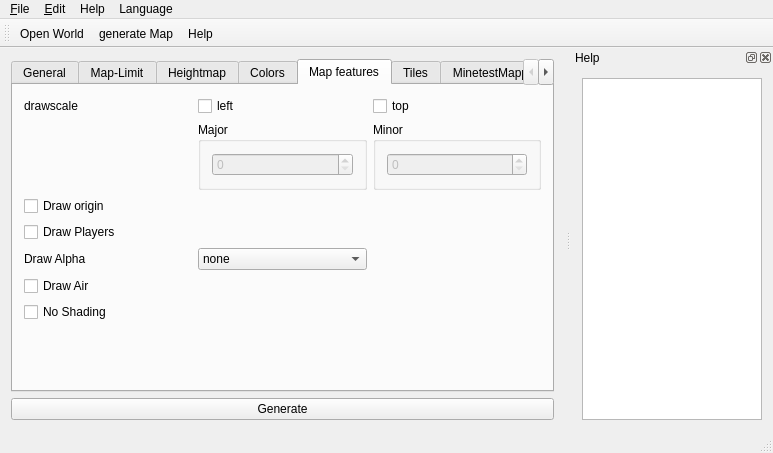
Before: the Qt Designer form mainwindow.ui in AirSThib/MinetestMapperGUI, drawn with Qt 5.
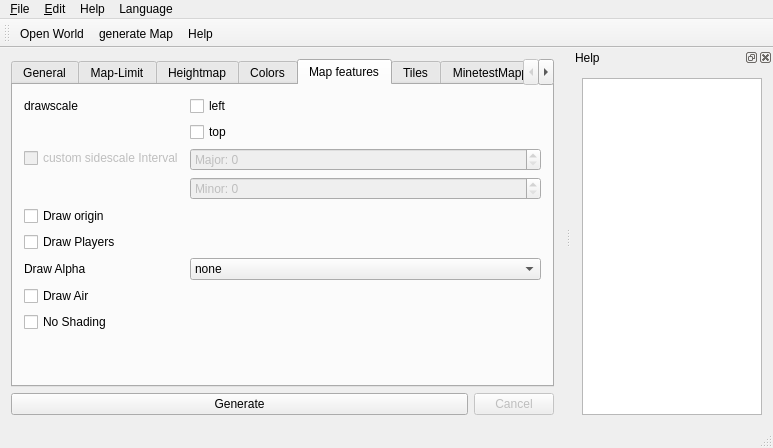
After: the same form once the commit is applied. The open tabs and pages were chosen to show the change. Icons and pictures are not drawn.

The edit to the form file:
```diff
--- a/mainwindow.ui
+++ b/mainwindow.ui
@@ -7,7 +7,7 @@
     <x>0</x>
     <y>0</y>
     <width>760</width>
-    <height>453</height>
+    <height>424</height>
    </rect>
   </property>
   <property name="windowTitle">
@@ -27,9 +27,6 @@
         <height>0</height>
        </size>
       </property>
-      <property name="tabShape">
-       <enum>QTabWidget::Rounded</enum>
-      </property>
       <property name="currentIndex">
        <number>0</number>
       </property>
@@ -1302,8 +1299,62 @@
        <attribute name="title">
         <string>Map features</string>
        </attribute>
-       <layout class="QGridLayout" name="gridLayout_5">
+       <layout class="QFormLayout" name="formLayout">
+        <item row="0" column="0">
+         <widget class="QLabel" name="label_9">
+          <property name="statusTip">
+           <string>Draw a scale on the left and/or top edge</string>
+          </property>
+          <property name="text">
+           <string>drawscale</string>
+          </property>
+         </widget>
+        </item>
+        <item row="0" column="1">
+         <widget class="QCheckBox" name="drawScaleLeft">
+          <property name="text">
+           <string>left</string>
+          </property>
+         </widget>
+        </item>
+        <item row="1" column="1">
+         <widget class="QCheckBox" name="drawScaleTop">
+          <property name="text">
+           <string>top</string>
+          </property>
+         </widget>
+        </item>
         <item row="2" column="0">
+         <widget class="QCheckBox" name="sidescaleInterval">
+          <property name="enabled">
+           <bool>false</bool>
+          </property>
+          <property name="text">
+           <string>custom sidescale Interval</string>
+          </property>
+         </widget>
+        </item>
+        <item row="2" column="1">
+         <widget class="QSpinBox" name="sidescaleIntervalMajor">
+          <property name="enabled">
+           <bool>false</bool>
+          </property>
+          <property name="prefix">
+           <string>Major: </string>
+          </property>
+         </widget>
+        </item>
+        <item row="3" column="1">
+         <widget class="QSpinBox" name="sidescaleIntervalMinor">
+          <property name="enabled">
+           <bool>false</bool>
+          </property>
+          <property name="prefix">
+           <string>Minor: </string>
+          </property>
+         </widget>
+        </item>
+        <item row="4" column="0">
          <widget class="QCheckBox" name="drawOrigin">
           <property name="statusTip">
            <string> Draw a circle at the origin (0,0) on the map</string>
@@ -1313,7 +1364,7 @@
           </property>
          </widget>
         </item>
-        <item row="3" column="0">
+        <item row="5" column="0">
          <widget class="QCheckBox" name="drawPlayers">
           <property name="statusTip">
            <string>Draw circles at player positions on the map</string>
@@ -1323,73 +1374,14 @@
           </property>
          </widget>
         </item>
-        <item row="0" column="2">
-         <widget class="QCheckBox" name="drawScaleTop">
-          <property name="text">
-           <string>top</string>
-          </property>
-         </widget>
-        </item>
-        <item row="5" column="0">
-         <widget class="QCheckBox" name="drawAir">
-          <property name="statusTip">
-           <string>Draw air nodes (read the warnings first!)</string>
-          </property>
-          <property name="text">
-           <string>Draw Air</string>
-          </property>
-         </widget>
-        </item>
         <item row="6" column="0">
-         <widget class="QCheckBox" name="noShading">
-          <property name="statusTip">
-           <string>Disable shading that accentuates height diffences</string>
-          </property>
-          <property name="text">
-           <string>No Shading</string>
-          </property>
-         </widget>
-        </item>
-        <item row="4" column="0">
          <widget class="QLabel" name="label_10">
           <property name="text">
            <string>Draw Alpha</string>
           </property>
          </widget>
         </item>
-        <item row="1" column="2">
-         <widget class="QGroupBox" name="groupBox_3">
-          <property name="title">
-           <string>Minor</string>
-          </property>
-          <layout class="QHBoxLayout" name="horizontalLayout_4">
-           <item>
-            <widget class="QSpinBox" name="spinBox_2">
-             <property name="enabled">
-              <bool>false</bool>
-             </property>
-            </widget>
-           </item>
-          </layout>
-         </widget>
-        </item>
-        <item row="1" column="1">
-         <widget class="QGroupBox" name="groupBox">
-          <property name="title">
-           <string>Major</string>
-          </property>
-          <layout class="QHBoxLayout" name="horizontalLayout_3">
-           <item>
-            <widget class="QSpinBox" name="spinBox">
-             <property name="enabled">
-              <bool>false</bool>
-             </property>
-            </widget>
-           </item>
-          </layout>
-         </widget>
-        </item>
-        <item row="4" column="1">
+        <item row="6" column="1">
          <widget class="QComboBox" name="drawAlpha">
           <property name="statusTip">
            <string>Enable drawing transparency for some nodes (e.g. water)</string>
@@ -1420,32 +1412,22 @@
          </widget>
         </item>
         <item row="7" column="0">
-         <spacer name="verticalSpacer">
-          <property name="orientation">
-           <enum>Qt::Vertical</enum>
-          </property>
-          <property name="sizeHint" stdset="0">
-           <size>
-            <width>20</width>
-            <height>40</height>
-           </size>
-          </property>
-         </spacer>
-        </item>
-        <item row="0" column="0">
-         <widget class="QLabel" name="label_9">
+         <widget class="QCheckBox" name="drawAir">
           <property name="statusTip">
            <string>Draw a scale on the left and/or top edge</string>
           </property>
           <property name="text">
-           <string>drawscale</string>
+           <string>Draw Air</string>
           </property>
          </widget>
         </item>
-        <item row="0" column="1">
-         <widget class="QCheckBox" name="drawScaleLeft">
+        <item row="8" column="0">
+         <widget class="QCheckBox" name="noShading">
+          <property name="statusTip">
+           <string>Disable shading that accentuates height diffences</string>
+          </property>
           <property name="text">
-           <string>left</string>
+           <string>No Shading</string>
           </property>
          </widget>
         </item>
@@ -2094,15 +2076,35 @@
      </widget>
     </item>
     <item>
-     <widget class="QPushButton" name="button_generate">
-      <property name="text">
-       <string>Generate</string>
-      </property>
-      <property name="icon">
-       <iconset resource="minetestmappergui.qrc">
-        <normaloff>:/minetest</normaloff>:/minetest</iconset>
-      </property>
-     </widget>
+     <layout class="QGridLayout" name="gridLayout_9">
+      <item row="0" column="0">
+       <widget class="QPushButton" name="button_generate">
+        <property name="sizePolicy">
+         <sizepolicy hsizetype="MinimumExpanding" vsizetype="Fixed">
+          <horstretch>0</horstretch>
+          <verstretch>0</verstretch>
+         </sizepolicy>
+        </property>
+        <property name="text">
+         <string>Generate</string>
+        </property>
+        <property name="icon">
+         <iconset resource="minetestmappergui.qrc">
+          <normaloff>:/images/icon.svg</normaloff>:/images/icon.svg</iconset>
+        </property>
+       </widget>
+      </item>
+      <item row="0" column="1">
+       <widget class="QPushButton" name="button_cancel">
+        <property name="enabled">
+         <bool>false</bool>
+        </property>
+        <property name="text">
+         <string>Cancel</string>
+        </property>
+       </widget>
+      </item>
+     </layout>
     </item>
    </layout>
   </widget>
```
Left out of the diff: 361 changed lines with no effect on the pictures.
